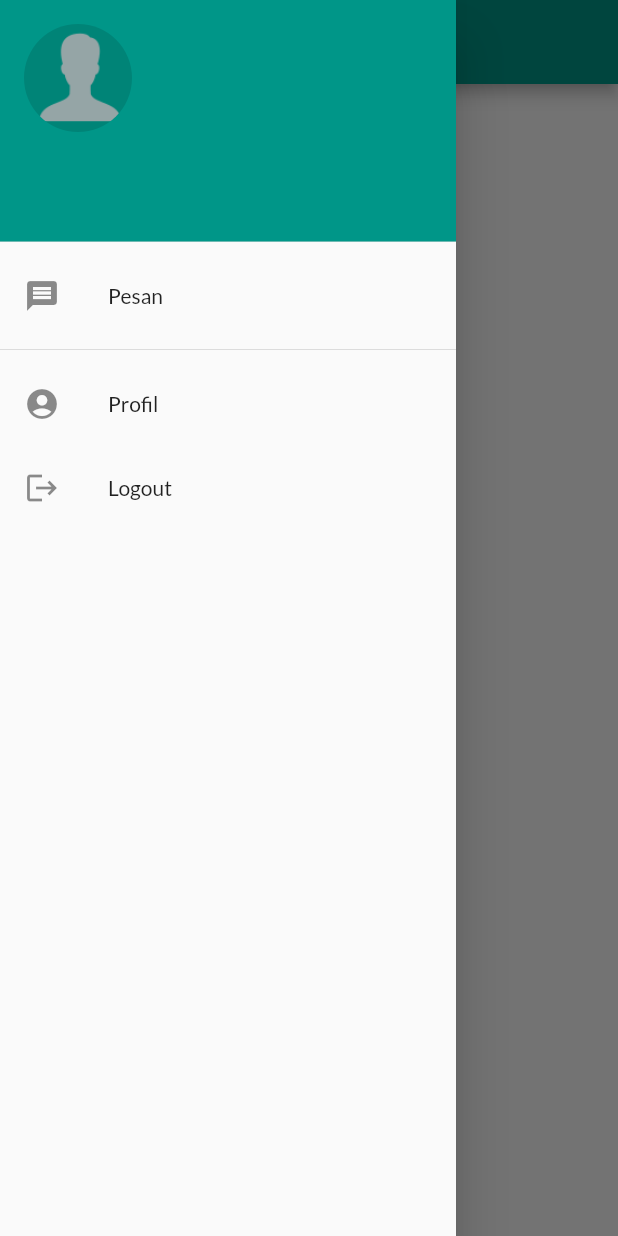
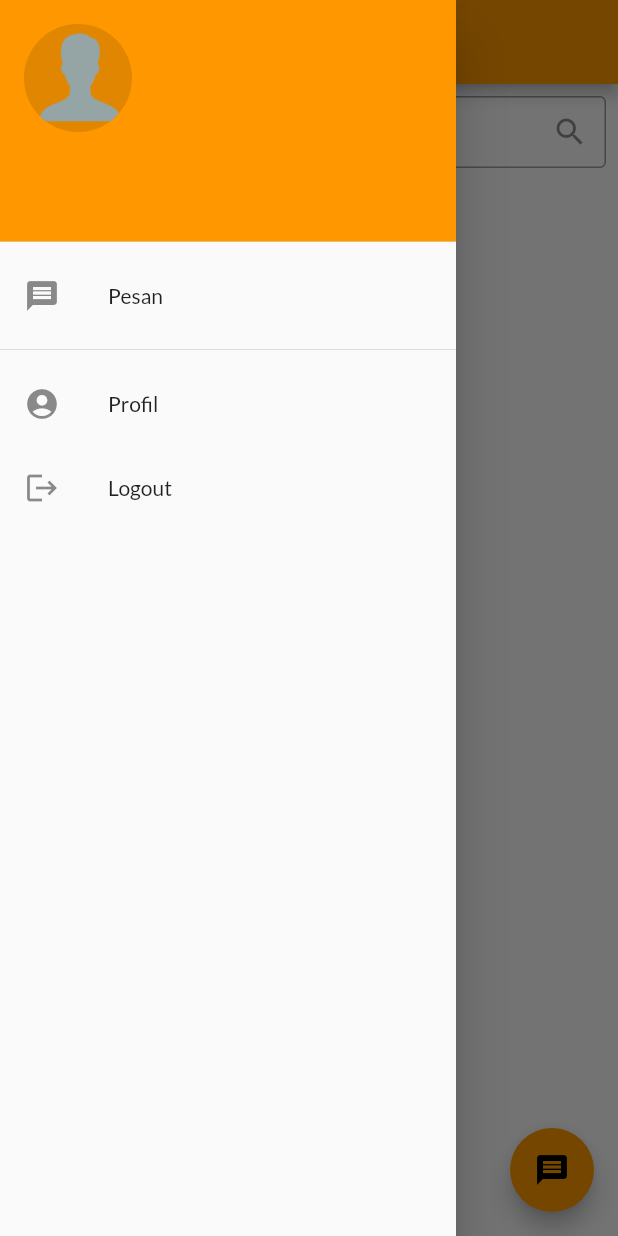
Before and after one commit to mirfanrafif/alohaapp, a Flutter app: the HomePage screen opened directly, with the side drawer open, on a phone screen of 412 x 824 dp. Run offline on Flutter 3.47's test engine with Material 2 defaults, Android fonts, the light colour scheme and no system bars; our stand-ins replace charts_flutter, file_picker, google_fonts, image_picker, pinch_zoom, shared_preferences and 1 more; accounts and stored records are empty; network calls fail.

Commit message:
start message

```diff
--- a/lib/components/pages/home_page.dart
+++ b/lib/components/pages/home_page.dart
@@ -1,6 +1,7 @@
 import 'package:aloha/components/pages/job_page.dart';
 import 'package:aloha/components/pages/login_page.dart';
 import 'package:aloha/components/pages/profile_page.dart';
+import 'package:aloha/components/pages/start_message_page.dart';
 import 'package:aloha/components/widgets/messages/contact_list.dart';
 import 'package:aloha/components/widgets/agents/sales_list.dart';
 import 'package:aloha/data/providers/message_provider.dart';
@@ -81,8 +82,24 @@ class _HomePageState extends State<HomePage> {
           ),
         ),
         body: getBody(),
+        floatingActionButton: getFab(),
       ),
     );
+  }
+
+  FloatingActionButton? getFab() {
+    switch (_selectedIndex) {
+      case pesanLabel:
+        return FloatingActionButton(
+          onPressed: () {
+            Navigator.of(context).push(
+                MaterialPageRoute(builder: (_) => const StartMessagePage()));
+          },
+          child: const Icon(Icons.message),
+        );
+      default:
+        return null;
+    }
   }
 
   List<Widget> getAdminMenus() {
--- a/lib/components/widgets/messages/contact_list.dart
+++ b/lib/components/widgets/messages/contact_list.dart
@@ -11,8 +11,6 @@ class ContactList extends StatefulWidget {
 }
 
 class _ContactListState extends State<ContactList> {
-  final _searchController = TextEditingController();
-
   @override
   void initState() {
     super.initState();
@@ -20,13 +18,11 @@ class _ContactListState extends State<ContactList> {
     if (!provider.initDone) {
       provider.init();
     }
-    _searchController.addListener(() {});
   }
 
   @override
   void dispose() {
     super.dispose();
-    _searchController.dispose();
   }
 
   @override
@@ -35,18 +31,20 @@ class _ContactListState extends State<ContactList> {
       builder: (context, provider, child) {
         return Column(
           children: [
-            // Padding(
-            //   padding: const EdgeInsets.all(8.0),
-            //   child: TextField(
-            //     controller: _searchController,
-            //     decoration: const InputDecoration(
-            //       labelText: "Cari kontak...",
-            //       border: OutlineInputBorder(),
-            //       contentPadding: EdgeInsets.all(8),
-            //       suffixIcon: Icon(Icons.search),
-            //     ),
-            //   ),
-            // ),
+            Padding(
+              padding: const EdgeInsets.all(8.0),
+              child: TextField(
+                onSubmitted: (value) {
+                  provider.searchKeyword = value;
+                },
+                decoration: const InputDecoration(
+                  labelText: "Cari kontak...",
+                  border: OutlineInputBorder(),
+                  contentPadding: EdgeInsets.all(8),
+                  suffixIcon: Icon(Icons.search),
+                ),
+              ),
+            ),
             Expanded(
               child: ListView.builder(
                 itemBuilder: (context, index) => ContactItem(
--- a/lib/data/response/Contact.dart
+++ b/lib/data/response/Contact.dart
@@ -121,6 +121,7 @@ class Customer {
     required this.phoneNumber,
     required this.createdAt,
     required this.updatedAt,
+    required this.customerCrmId,
   });
 
   int id;
@@ -128,6 +129,7 @@ class Customer {
   String phoneNumber;
   DateTime createdAt;
   DateTime updatedAt;
+  int? customerCrmId;
 
   factory Customer.fromJson(Map<String, dynamic> json) => Customer(
         id: json["id"],
@@ -135,6 +137,7 @@ class Customer {
         phoneNumber: json["phoneNumber"],
         createdAt: DateTime.parse(json["created_at"]),
         updatedAt: DateTime.parse(json["updated_at"]),
+        customerCrmId: json["customerCrmId"],
       );
 
   Map<String, dynamic> toJson() => {
--- a/lib/main.dart
+++ b/lib/main.dart
@@ -26,7 +26,7 @@ class MyApp extends StatelessWidget {
         title: 'Aloha',
         debugShowCheckedModeBanner: false,
         theme: ThemeData(
-          primarySwatch: Colors.teal,
+          primarySwatch: Colors.orange,
           textTheme: GoogleFonts.latoTextTheme(Theme.of(context).textTheme),
         ),
         home: Consumer<UserProvider>(
--- a/lib/utils/constants.dart
+++ b/lib/utils/constants.dart
@@ -1 +1 @@
-const String baseUrl = "dev.mirfanrafif.me";
+const String baseUrl = "api-aloha.rajadinar.com";
--- a/pubspec.yaml
+++ b/pubspec.yaml
@@ -70,6 +70,7 @@ flutter:
     - assets/image/user.png
     - assets\image\empty_message_bg.png
     - assets\image\under_contruction.png
+    - assets\image\aloha_logo.png
   #   - images/a_dot_ham.jpeg
 
   # An image asset can refer to one or more resolution-specific "variants", see
```
Also changed, not shown: lib/components/pages/login_page.dart (+8 -4 lines), lib/components/pages/start_message_page.dart (added, +101 -0 lines), lib/data/providers/message_provider.dart (+26 -1 lines), lib/data/service/message_service.dart (+53 -3 lines), assets/image/aloha_logo.png (added), 7 other files.
